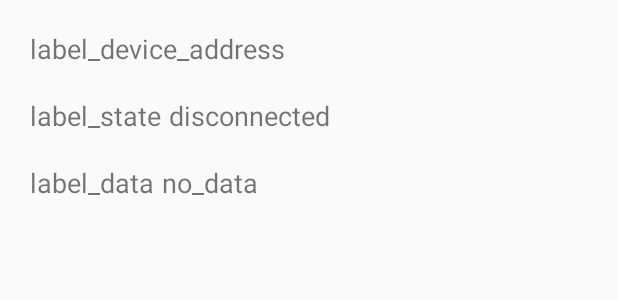
After one commit to show981111/healthBand_protector, an Android app: the layout gatt_services_characteristics.xml on its own in the app's theme, with its tools: preview values and no code run, on a phone screen of 412 x 824 dp. The commit adds this screen. Shown: the top 300 px of the screen. Run offline under Robolectric (Android 15) with nearby library versions, the phone set to English and light mode, and no system bars.

Commit message:
implement getting data from arduino using BLE

```diff
--- /dev/null
+++ b/app/src/main/res/layout/gatt_services_characteristics.xml
@@ -0,0 +1,68 @@
+<?xml version="1.0" encoding="utf-8"?>
+<!-- Copyright (C) 2013 The Android Open Source Project
+     Licensed under the Apache License, Version 2.0 (the "License");
+     you may not use this file except in compliance with the License.
+     You may obtain a copy of the License at
+          http://www.apache.org/licenses/LICENSE-2.0
+     Unless required by applicable law or agreed to in writing, software
+     distributed under the License is distributed on an "AS IS" BASIS,
+     WITHOUT WARRANTIES OR CONDITIONS OF ANY KIND, either express or implied.
+     See the License for the specific language governing permissions and
+     limitations under the License.
+-->
+<LinearLayout xmlns:android="http://schemas.android.com/apk/res/android"
+    android:orientation="vertical"
+    android:layout_width="match_parent"
+    android:layout_height="wrap_content"
+    android:layout_margin="10dp">
+    <LinearLayout android:orientation="horizontal"
+        android:layout_width="match_parent"
+        android:layout_height="wrap_content"
+        android:layout_margin="10dp">
+        <TextView android:layout_width="wrap_content"
+            android:layout_height="wrap_content"
+            android:text="label_device_address"
+            android:textSize="18sp"/>
+        <Space android:layout_width="5dp"
+            android:layout_height="wrap_content"/>
+        <TextView android:id="@+id/device_address"
+            android:layout_width="match_parent"
+            android:layout_height="wrap_content"
+            android:textSize="18sp"/>
+    </LinearLayout>
+    <LinearLayout android:orientation="horizontal"
+        android:layout_width="match_parent"
+        android:layout_height="wrap_content"
+        android:layout_margin="10dp">
+        <TextView android:layout_width="wrap_content"
+            android:layout_height="wrap_content"
+            android:text="label_state"
+            android:textSize="18sp"/>
+        <Space android:layout_width="5dp"
+            android:layout_height="wrap_content"/>
+        <TextView android:id="@+id/connection_state"
+            android:layout_width="match_parent"
+            android:layout_height="wrap_content"
+            android:text="disconnected"
+            android:textSize="18sp"/>
+    </LinearLayout>
+    <LinearLayout android:orientation="horizontal"
+        android:layout_width="match_parent"
+        android:layout_height="wrap_content"
+        android:layout_margin="10dp">
+        <TextView android:layout_width="wrap_content"
+            android:layout_height="wrap_content"
+            android:text="label_data"
+            android:textSize="18sp"/>
+        <Space android:layout_width="5dp"
+            android:layout_height="wrap_content"/>
+        <TextView android:id="@+id/data_value"
+            android:layout_width="match_parent"
+            android:layout_height="wrap_content"
+            android:text="no_data"
+            android:textSize="18sp"/>
+    </LinearLayout>
+    <ExpandableListView android:id="@+id/gatt_services_list"
+        android:layout_width="match_parent"
+        android:layout_height="wrap_content"/>
+</LinearLayout>
```
Also changed, not shown: app/src/main/AndroidManifest.xml (+6 -1 lines), app/src/main/java/com/hanium/healthband/BluetoothLeService.java (added, +313 -0 lines), app/src/main/java/com/hanium/healthband/DeviceControlActivity.java (added, +282 -0 lines), app/src/main/java/com/hanium/healthband/DeviceScanActivity.java (+6 -3 lines), app/src/main/java/com/hanium/healthband/MainActivity.java (+6 -5 lines), app/src/main/java/com/hanium/healthband/SampleGattAttributes.java (added, +24 -0 lines), app/src/main/res/menu/gatt_services.xml (added, +28 -0 lines).
